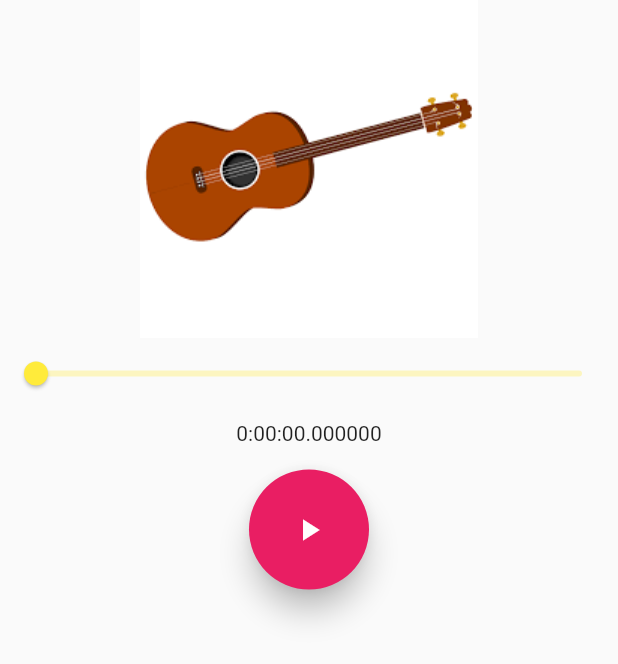
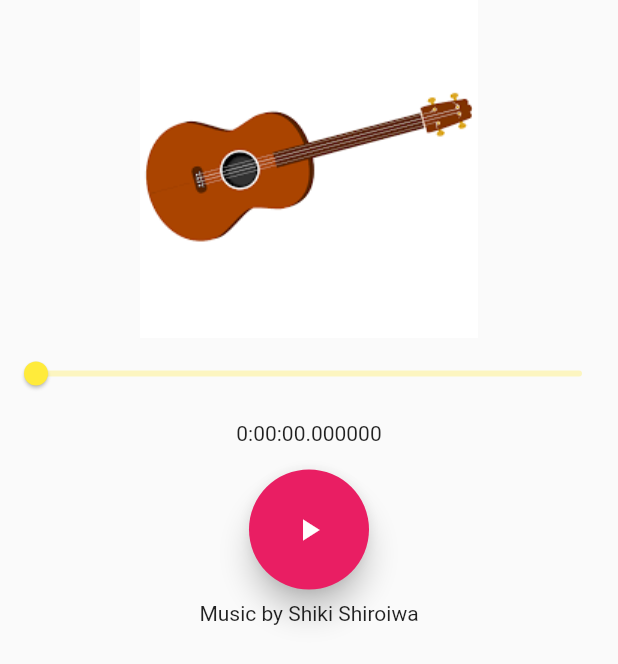
Before and after one commit to gautamswostik/some-flutter-lessons, a Flutter app: the AssetAudioPlayer screen opened directly, on a phone screen of 412 x 824 dp. Shown: the top 664 px of the screen. Run offline on Flutter 3.47's test engine with Material 2 defaults, Android fonts, the phone set to English and light mode, and no system bars; our stand-ins replace audioplayers, bloc, equatable, flutter_bloc, font_awesome_flutter, hive and 4 more; accounts and stored records are empty; statements that could not run were skipped.

Commit message:
changed music

```diff
--- a/lib/application/asset_audio/assetaudio_bloc.dart
+++ b/lib/application/asset_audio/assetaudio_bloc.dart
@@ -26,7 +26,7 @@ class AssetAudioBloc extends Bloc<AssetAudioEvent, AssetAudioState> {
             audioPlayer: audioPlayer,
           ));
         } else if (audioPlayer.state == PlayerState.STOPPED) {
-          String audioasset = "assets/sounds/bensound-ukulele.mp3";
+          String audioasset = "assets/sounds/Sunflower_Bloom_better.mp3";
           ByteData bytes =
               await rootBundle.load(audioasset); //load sound from assets
           Uint8List soundbytes = bytes.buffer
--- a/lib/screens/audio_player/widgets/asset_audio_player.dart
+++ b/lib/screens/audio_player/widgets/asset_audio_player.dart
@@ -116,7 +116,8 @@ class _AssetAudioPlayerState extends State<AssetAudioPlayer> {
                 ),
               ],
             ),
-          )
+          ),
+          const Text('Music by Shiki Shiroiwa'),
         ],
       ),
     );
--- a/pubspec.yaml
+++ b/pubspec.yaml
@@ -78,7 +78,7 @@ flutter:
     - assets/languages/es.json
     - assets/languages/ko.json
     - assets/languages/ne.json
-    - assets/sounds/bensound-ukulele.mp3
+    - assets/sounds/Sunflower_Bloom_better.mp3
     - assets/images/
   # An image asset can refer to one or more resolution-specific "variants", see
   # https://flutter.dev/assets-and-images/#resolution-aware.
```
Also changed, not shown: 3 other files.
